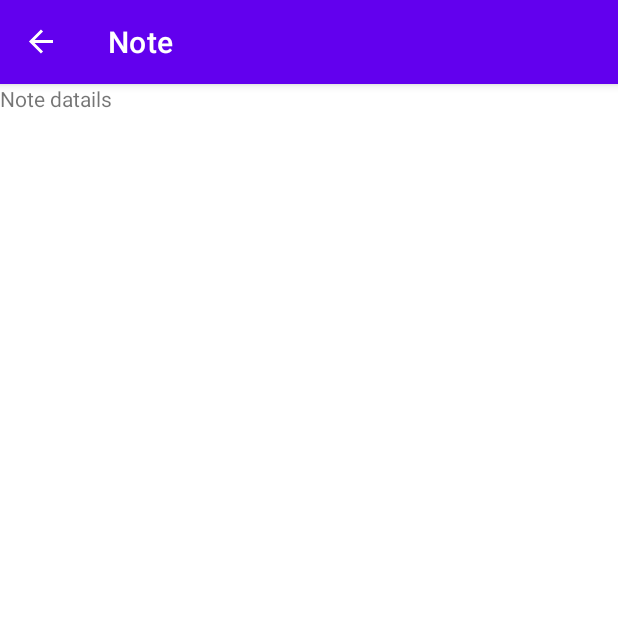
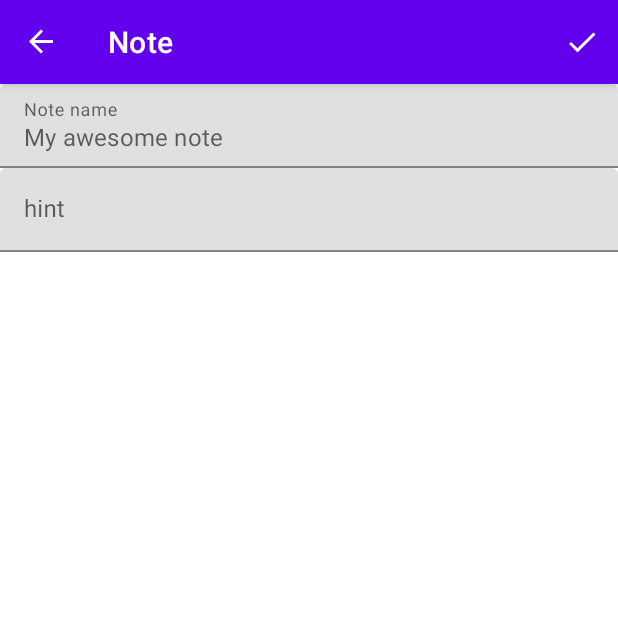
Before and after one commit to grizzly-orange/android-writer-notes, an Android app: the screen it shows after launch (MainActivity), after a tap on an icon or button, on a phone screen of 412 x 824 dp, the top half of it. Run offline under Robolectric (Android 15) with nearby library versions, the phone set to English and light mode, and no system bars; our stand-ins replace Dagger/Hilt's generated code, Room's generated code, data binding, navigation-ui.

Commit message:
create new note

```diff
--- a/app/src/main/java/com/grizzlyorange/writernotes/data/note/Note.kt
+++ b/app/src/main/java/com/grizzlyorange/writernotes/data/note/Note.kt
@@ -6,7 +6,7 @@ import androidx.room.PrimaryKey
 @Entity
 data class Note(
     @PrimaryKey(autoGenerate = true)
-    val noteId: Long,
+    val noteId: Long = 0,
     var name: String = "",
     var text: String = ""
 )
--- a/app/src/main/java/com/grizzlyorange/writernotes/ui/notedetails/NoteDetailsFragment.kt
+++ b/app/src/main/java/com/grizzlyorange/writernotes/ui/notedetails/NoteDetailsFragment.kt
@@ -1,18 +1,26 @@
 package com.grizzlyorange.writernotes.ui.notedetails
 
 import android.os.Bundle
+import android.view.*
 import androidx.fragment.app.Fragment
-import android.view.LayoutInflater
-import android.view.View
-import android.view.ViewGroup
+import androidx.fragment.app.activityViewModels
+import androidx.navigation.fragment.findNavController
 import com.grizzlyorange.writernotes.R
+import com.grizzlyorange.writernotes.databinding.FragmentNoteDetailsBinding
 import dagger.hilt.android.AndroidEntryPoint
 
 @AndroidEntryPoint
 class NoteDetailsFragment : Fragment() {
 
+    private var _binding: FragmentNoteDetailsBinding? = null
+    private val binding get() = _binding!!
+
+    private val noteDetailsVM: NoteDetailsViewModel by activityViewModels()
+
     override fun onCreate(savedInstanceState: Bundle?) {
         super.onCreate(savedInstanceState)
+
+        setHasOptionsMenu(true)
     }
 
     override fun onCreateView(
@@ -20,6 +28,38 @@ class NoteDetailsFragment : Fragment() {
         savedInstanceState: Bundle?
     ): View? {
         // Inflate the layout for this fragment
-        return inflater.inflate(R.layout.fragment_note_details, container, false)
+        _binding = FragmentNoteDetailsBinding.inflate(inflater, container, false)
+
+        return binding.root
+    }
+
+    override fun onViewCreated(view: View, savedInstanceState: Bundle?) {
+        super.onViewCreated(view, savedInstanceState)
+
+        binding.noteDetailsVM = noteDetailsVM
+        binding.lifecycleOwner = viewLifecycleOwner
+    }
+
+    override fun onCreateOptionsMenu(menu: Menu, inflater: MenuInflater) {
+        inflater.inflate(R.menu.note_details_menu, menu)
+    }
+
+    override fun onOptionsItemSelected(item: MenuItem): Boolean {
+        return when(item.itemId) {
+            R.id.btSaveNote -> {
+                val isFinished = noteDetailsVM.saveCurrentNote()
+                if (isFinished) {
+                    moveToList()
+                }
+                true
+            }
+            else -> super.onOptionsItemSelected(item)
+        }
+    }
+
+    private fun moveToList() {
+        findNavController().navigate(
+            R.id.action_noteDetailsFragment_to_notesListFragment
+        )
     }
 }
--- /dev/null
+++ b/app/src/main/java/com/grizzlyorange/writernotes/ui/notedetails/NoteDetailsViewModel.kt
@@ -0,0 +1,63 @@
+package com.grizzlyorange.writernotes.ui.notedetails
+
+import androidx.lifecycle.LiveData
+import androidx.lifecycle.MutableLiveData
+import androidx.lifecycle.ViewModel
+import androidx.lifecycle.viewModelScope
+import com.grizzlyorange.writernotes.data.note.Note
+import com.grizzlyorange.writernotes.data.note.NotesRepositoryImpl
+import dagger.hilt.android.lifecycle.HiltViewModel
+import kotlinx.coroutines.Dispatchers
+import kotlinx.coroutines.launch
+import javax.inject.Inject
+
+@HiltViewModel
+class NoteDetailsViewModel @Inject constructor(
+    private val notesRep: NotesRepositoryImpl
+) : ViewModel() {
+
+    private val _note: MutableLiveData<Note> = MutableLiveData()
+
+    var noteName: String
+        get() = _note.value?.name ?: ""
+        set(value) {
+            val note = _note.value ?: return
+            if (note.name != value) {
+                note.name = value
+                updateCurrentNoteValue(note)
+            }
+        }
+
+    var noteText: String
+        get() = _note.value?.text ?: ""
+        set(value) {
+            val note = _note.value ?: return
+            if (note.text != value) {
+                note.text = value
+                updateCurrentNoteValue(note)
+            }
+        }
+
+    fun setCurrentNote(note: Note?) {
+        if (note == null) {
+            updateCurrentNoteValue(Note())
+        } else {
+            updateCurrentNoteValue(note)
+        }
+    }
+
+    private fun updateCurrentNoteValue(note: Note) {
+        _note.value = note
+    }
+
+    fun saveCurrentNote(): Boolean {
+        val note = _note.value ?: return false
+
+        // TODO: set update create date
+        // TODO: check errors
+        viewModelScope.launch(Dispatchers.IO) {
+            notesRep.createOrUpdateNote(note)
+        }
+        return true
+    }
+}
--- a/app/src/main/java/com/grizzlyorange/writernotes/ui/noteslist/NotesListFragment.kt
+++ b/app/src/main/java/com/grizzlyorange/writernotes/ui/noteslist/NotesListFragment.kt
@@ -3,11 +3,14 @@ package com.grizzlyorange.writernotes.ui.noteslist
 import android.os.Bundle
 import android.view.*
 import androidx.fragment.app.Fragment
+import androidx.fragment.app.activityViewModels
 import androidx.fragment.app.viewModels
 import androidx.navigation.fragment.findNavController
 import androidx.recyclerview.widget.LinearLayoutManager
 import com.grizzlyorange.writernotes.R
+import com.grizzlyorange.writernotes.data.note.Note
 import com.grizzlyorange.writernotes.databinding.FragmentNotesListBinding
+import com.grizzlyorange.writernotes.ui.notedetails.NoteDetailsViewModel
 import dagger.hilt.android.AndroidEntryPoint
 
 @AndroidEntryPoint
@@ -16,7 +19,8 @@ class NotesListFragment : Fragment() {
     private var _binding: FragmentNotesListBinding? = null
     private val binding get() = _binding!!
 
-    private val noteVM: NotesListViewModel by viewModels()
+    private val notesVM: NotesListViewModel by viewModels()
+    private val noteDetailsVM: NoteDetailsViewModel by activityViewModels()
 
     override fun onCreate(savedInstanceState: Bundle?) {
         super.onCreate(savedInstanceState)
@@ -40,12 +44,12 @@ class NotesListFragment : Fragment() {
         binding.rvNotesList.adapter = adapter
         binding.rvNotesList.layoutManager = LinearLayoutManager(requireContext())
 
-        noteVM.notes.observe(viewLifecycleOwner, {
+        notesVM.notes.observe(viewLifecycleOwner, {
             adapter.submitList(it)
         })
 
         binding.fabAddNote.setOnClickListener {
-            moveToDetails()
+            moveToDetails(null)
         }
     }
 
@@ -68,7 +72,8 @@ class NotesListFragment : Fragment() {
             R.id.action_notesListFragment_to_notesFilterFragment)
     }
 
-    private fun moveToDetails() {
+    private fun moveToDetails(note: Note?) {
+        noteDetailsVM.setCurrentNote(null)
         findNavController().navigate(
             R.id.action_notesListFragment_to_noteDetailsFragment)
     }
--- a/app/src/main/java/com/grizzlyorange/writernotes/ui/noteslist/NotesListViewModel.kt
+++ b/app/src/main/java/com/grizzlyorange/writernotes/ui/noteslist/NotesListViewModel.kt
@@ -22,7 +22,7 @@ class NotesListViewModel @Inject constructor(
             notesRep.getAllNotesFlow.collect { notes ->
                 _notes.postValue(
                     notes.map { note ->
-                        Note(note.name, note.text, 0, 0)
+                        Note(note.noteId, note.name, note.text, 0, 0)
                     }
                 )
             }
--- /dev/null
+++ b/app/src/main/res/drawable/ic_done_24.xml
@@ -0,0 +1,5 @@
+<vector android:height="24dp" android:tint="#FFFFFF"
+    android:viewportHeight="24" android:viewportWidth="24"
+    android:width="24dp" xmlns:android="http://schemas.android.com/apk/res/android">
+    <path android:fillColor="@android:color/white" android:pathData="M9,16.2L4.8,12l-1.4,1.4L9,19 21,7l-1.4,-1.4L9,16.2z"/>
+</vector>
--- a/app/src/main/res/layout/fragment_note_details.xml
+++ b/app/src/main/res/layout/fragment_note_details.xml
@@ -1,14 +1,51 @@
 <?xml version="1.0" encoding="utf-8"?>
-<FrameLayout xmlns:android="http://schemas.android.com/apk/res/android"
-    xmlns:tools="http://schemas.android.com/tools"
-    android:layout_width="match_parent"
-    android:layout_height="match_parent"
-    tools:context=".ui.notedetails.NoteDetailsFragment">
+<layout
+    xmlns:android="http://schemas.android.com/apk/res/android"
+    xmlns:app="http://schemas.android.com/apk/res-auto"
+    xmlns:tools="http://schemas.android.com/tools">
 
-    <!-- TODO: Update blank fragment layout -->
-    <TextView
+    <data>
+        <variable
+            name="noteDetailsVM"
+            type="com.grizzlyorange.writernotes.ui.notedetails.NoteDetailsViewModel" />
+    </data>
+
+    <androidx.constraintlayout.widget.ConstraintLayout
+        android:id="@+id/frameLayout"
         android:layout_width="match_parent"
         android:layout_height="match_parent"
-        android:text="Note datails" />
+        tools:context=".ui.notedetails.NoteDetailsFragment" >
 
-</FrameLayout>
+        <com.google.android.material.textfield.TextInputLayout
+            android:id="@+id/inputNoteNameAtNoteDetails"
+            android:layout_width="match_parent"
+            android:layout_height="wrap_content"
+            android:hint="@string/txtNoteNameHintAtNoteDetails"
+            app:expandedHintEnabled="false"
+            app:placeholderText="@string/txtNoteNamePlaceholderAtNoteDetails"
+            app:layout_constraintEnd_toEndOf="parent"
+            app:layout_constraintStart_toStartOf="parent"
+            app:layout_constraintTop_toTopOf="parent">
+
+            <com.google.android.material.textfield.TextInputEditText
+                android:layout_width="match_parent"
+                android:layout_height="wrap_content"
+                android:text="@={noteDetailsVM.noteName}"
+                />
+        </com.google.android.material.textfield.TextInputLayout>
+
+        <com.google.android.material.textfield.TextInputLayout
+            android:id="@+id/inputNoteTextAtNoteDetails"
+            android:layout_width="match_parent"
+            android:layout_height="wrap_content"
+            app:layout_constraintEnd_toEndOf="parent"
+            app:layout_constraintStart_toStartOf="parent"
+            app:layout_constraintTop_toBottomOf="@id/inputNoteNameAtNoteDetails">
+
+            <com.google.android.material.textfield.TextInputEditText
+                android:layout_width="match_parent"
+                android:layout_height="wrap_content"
+                android:hint="hint" />
+        </com.google.android.material.textfield.TextInputLayout>
+    </androidx.constraintlayout.widget.ConstraintLayout>
+</layout>
--- /dev/null
+++ b/app/src/main/res/menu/note_details_menu.xml
@@ -0,0 +1,10 @@
+<?xml version="1.0" encoding="utf-8"?>
+<menu xmlns:app="http://schemas.android.com/apk/res-auto"
+    xmlns:android="http://schemas.android.com/apk/res/android">
+
+    <item
+        android:id="@+id/btSaveNote"
+        android:icon="@drawable/ic_done_24"
+        android:title="@string/buttonSaveNoteLabel"
+        app:showAsAction="always" />
+</menu>
--- a/app/src/main/res/values/menu_buttons.xml
+++ b/app/src/main/res/values/menu_buttons.xml
@@ -1,4 +1,5 @@
 <?xml version="1.0" encoding="utf-8"?>
 <resources>
     <string name="buttonFilterNotesLabel">Filter</string>
+    <string name="buttonSaveNoteLabel">Save</string>
 </resources>
--- /dev/null
+++ b/app/src/main/res/values/text_labels.xml
@@ -0,0 +1,6 @@
+<?xml version="1.0" encoding="utf-8"?>
+<resources>
+    <!-- Note details screen -->
+    <string name="txtNoteNameHintAtNoteDetails">Note name</string>
+    <string name="txtNoteNamePlaceholderAtNoteDetails">My awesome note</string>
+</resources>
```
Also changed, not shown: app/src/main/java/com/grizzlyorange/writernotes/data/note/NotesRepositoryImpl.kt (+8 -0 lines), app/src/main/java/com/grizzlyorange/writernotes/ui/dto/Note.kt (+5 -4 lines).
